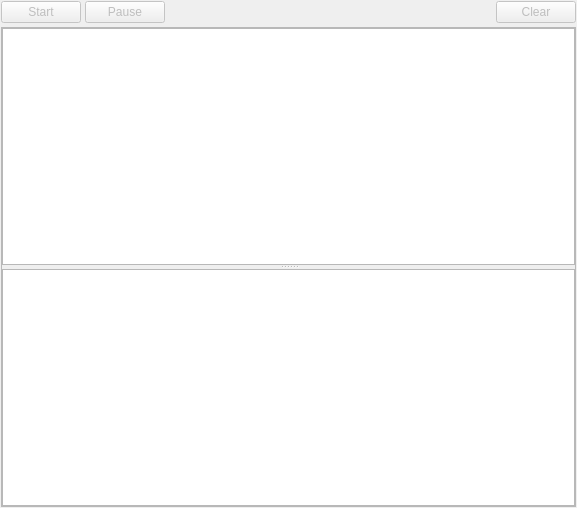
This is SIMPLVtkLib/QtWidgets/UI_Files/VSQueueWidget.ui in tplatt77/SIMPLVtkLib as Qt 5 draws it before an edit. The edited form follows.
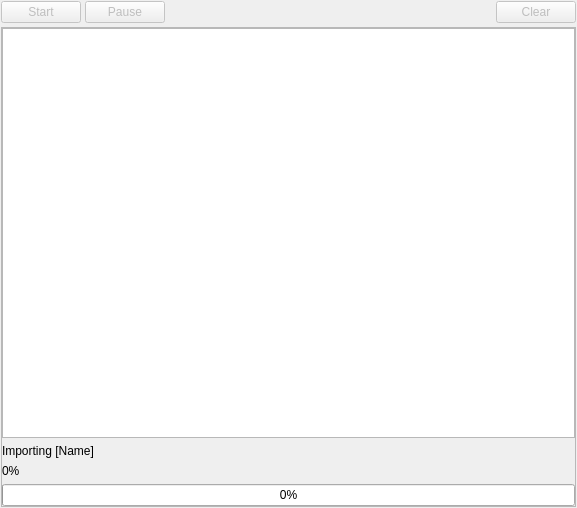
This is the edited form. Custom widgets are drawn as their Qt base class.

Commit message: Adding a progress bar to the Import Queue dock widget that updates as the current importer executes.  Saving dock widget settings between runs of IMFViewer.

Patch:
```diff
--- a/SIMPLVtkLib/QtWidgets/UI_Files/VSQueueWidget.ui
+++ b/SIMPLVtkLib/QtWidgets/UI_Files/VSQueueWidget.ui
@@ -101,10 +101,11 @@
        <number>0</number>
       </property>
       <item row="0" column="0">
-       <widget class="QSplitter" name="splitter">
-        <property name="orientation">
-         <enum>Qt::Vertical</enum>
+       <layout class="QVBoxLayout" name="verticalLayout">
+        <property name="bottomMargin">
+         <number>0</number>
         </property>
+        <item>
         <widget class="VSQueueListView" name="queueListView">
          <property name="editTriggers">
           <set>QAbstractItemView::NoEditTriggers</set>
@@ -118,9 +119,33 @@
          <property name="defaultDropAction">
           <enum>Qt::MoveAction</enum>
          </property>
-        </widget>
-        <widget class="QTextEdit" name="outputTextEdit"/>
-       </widget>
+          <property name="selectionRectVisible">
+           <bool>false</bool>
+          </property>
+         </widget>
+        </item>
+        <item>
+         <widget class="QLabel" name="statusLabel">
+          <property name="text">
+           <string>Importing [Name]</string>
+          </property>
+         </widget>
+        </item>
+        <item>
+         <widget class="QLabel" name="progressLabel">
+          <property name="text">
+           <string>0%</string>
+          </property>
+         </widget>
+        </item>
+        <item>
+         <widget class="QProgressBar" name="progressBar">
+          <property name="value">
+           <number>0</number>
+          </property>
+         </widget>
+        </item>
+       </layout>
       </item>
      </layout>
     </widget>
```
Lines whose indentation alone changed are shown as unchanged. The commit also changes 12 other files.
